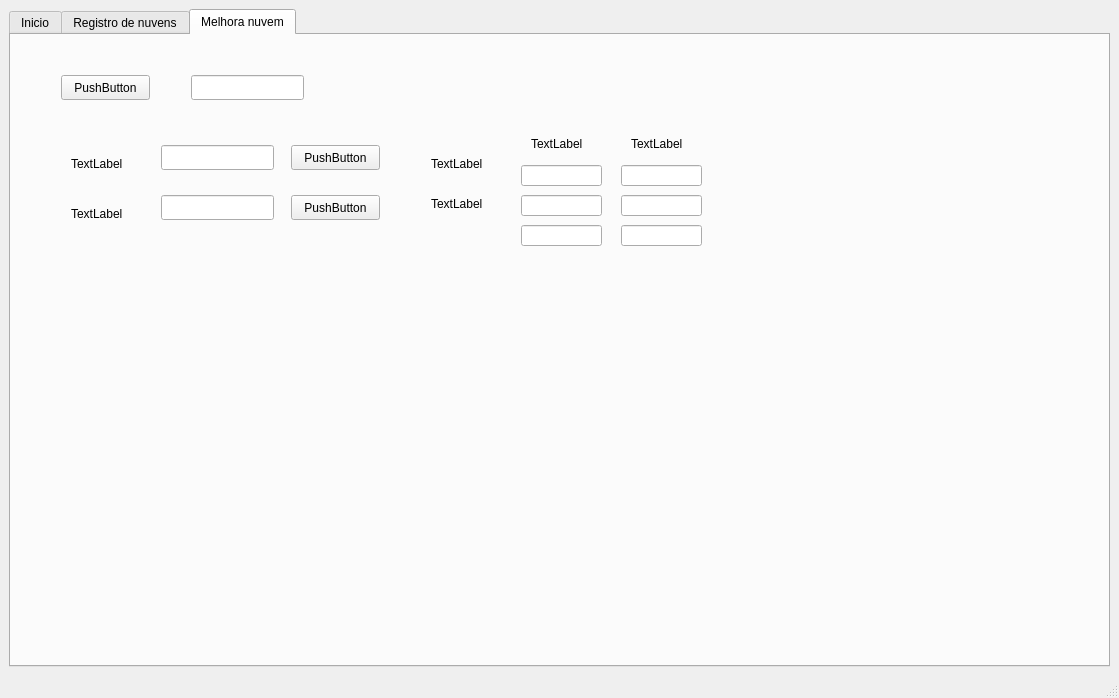
Before: the Qt Designer form handset_gui/ui/main_window.ui in viniciusvidal2/Cameras_GRIn, drawn with Qt 5.
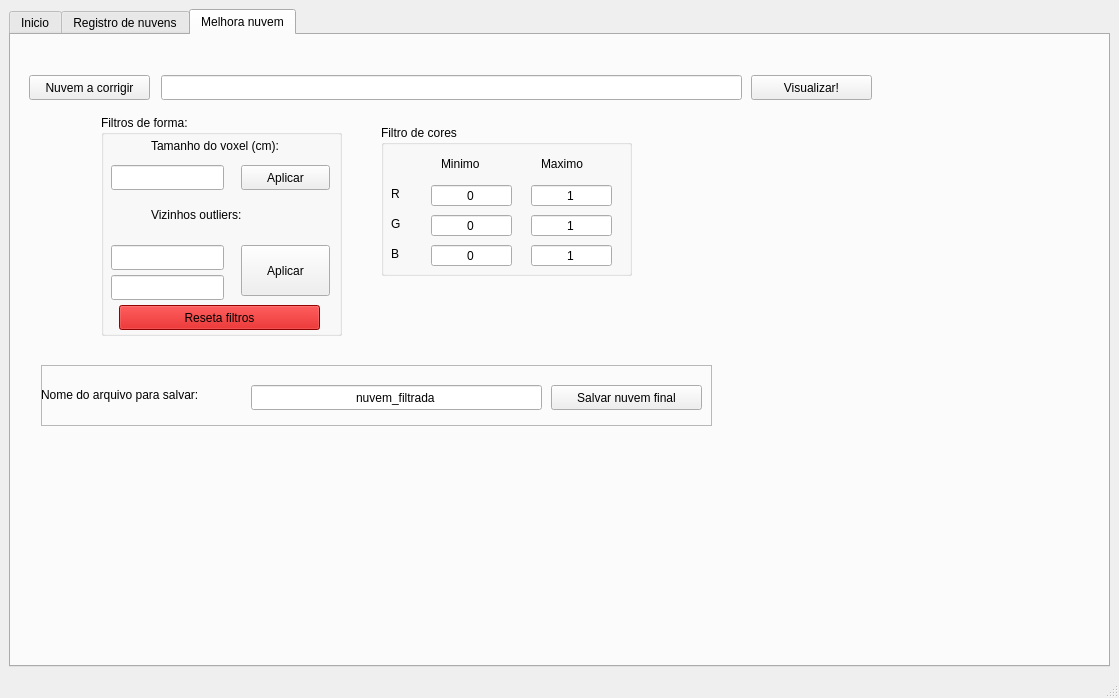
After: the same form once the commit is applied. The open tabs and pages were chosen to show the change. Icons and pictures are not drawn.

What changed in the file:
```diff
--- a/handset_gui/ui/main_window.ui
+++ b/handset_gui/ui/main_window.ui
@@ -806,209 +806,841 @@
        <widget class="QPushButton" name="pushButton">
         <property name="geometry">
          <rect>
-          <x>50</x>
+          <x>18</x>
           <y>40</y>
-          <width>89</width>
+          <width>121</width>
           <height>25</height>
          </rect>
         </property>
         <property name="text">
-         <string>PushButton</string>
+         <string>Nuvem a corrigir</string>
         </property>
        </widget>
        <widget class="QLineEdit" name="lineEdit">
         <property name="geometry">
          <rect>
-          <x>180</x>
+          <x>150</x>
           <y>40</y>
-          <width>113</width>
+          <width>581</width>
           <height>25</height>
          </rect>
         </property>
        </widget>
-       <widget class="QLabel" name="label_7">
-        <property name="geometry">
-         <rect>
-          <x>60</x>
-          <y>120</y>
-          <width>67</width>
-          <height>17</height>
-         </rect>
+       <widget class="QGroupBox" name="groupBox_cores">
+        <property name="enabled">
+         <bool>true</bool>
         </property>
-        <property name="text">
-         <string>TextLabel</string>
-        </property>
-       </widget>
-       <widget class="QLineEdit" name="lineEdit_2">
         <property name="geometry">
          <rect>
-          <x>150</x>
-          <y>110</y>
-          <width>113</width>
-          <height>25</height>
+          <x>370</x>
+          <y>90</y>
+          <width>251</width>
+          <height>151</height>
          </rect>
         </property>
-       </widget>
-       <widget class="QPushButton" name="pushButton_2">
-        <property name="geometry">
-         <rect>
-          <x>280</x>
-          <y>110</y>
-          <width>89</width>
-          <height>25</height>
-         </rect>
+        <property name="title">
+         <string>Filtro de cores</string>
         </property>
-        <property name="text">
-         <string>PushButton</string>
-        </property>
+        <widget class="QLineEdit" name="lineEdit_rmax">
+         <property name="geometry">
+          <rect>
+           <x>150</x>
+           <y>60</y>
+           <width>81</width>
+           <height>21</height>
+          </rect>
+         </property>
+         <property name="text">
+          <string>1</string>
+         </property>
+         <property name="alignment">
+          <set>Qt::AlignCenter</set>
+         </property>
+        </widget>
+        <widget class="QLabel" name="label_13">
+         <property name="geometry">
+          <rect>
+           <x>10</x>
+           <y>90</y>
+           <width>16</width>
+           <height>17</height>
+          </rect>
+         </property>
+         <property name="text">
+          <string>G</string>
+         </property>
+        </widget>
+        <widget class="QLineEdit" name="lineEdit_bmax">
+         <property name="geometry">
+          <rect>
+           <x>150</x>
+           <y>120</y>
+           <width>81</width>
+           <height>21</height>
+          </rect>
+         </property>
+         <property name="text">
+          <string>1</string>
+         </property>
+         <property name="alignment">
+          <set>Qt::AlignCenter</set>
+         </property>
+        </widget>
+        <widget class="QLabel" name="label_11">
+         <property name="geometry">
+          <rect>
+           <x>10</x>
+           <y>60</y>
+           <width>16</width>
+           <height>17</height>
+          </rect>
+         </property>
+         <property name="text">
+          <string>R</string>
+         </property>
+        </widget>
+        <widget class="QLineEdit" name="lineEdit_gmin">
+         <property name="geometry">
+          <rect>
+           <x>50</x>
+           <y>90</y>
+           <width>81</width>
+           <height>21</height>
+          </rect>
+         </property>
+         <property name="text">
+          <string>0</string>
+         </property>
+         <property name="alignment">
+          <set>Qt::AlignCenter</set>
+         </property>
+        </widget>
+        <widget class="QLabel" name="label_9">
+         <property name="geometry">
+          <rect>
+           <x>60</x>
+           <y>30</y>
+           <width>67</width>
+           <height>17</height>
+          </rect>
+         </property>
+         <property name="text">
+          <string>Minimo</string>
+         </property>
+        </widget>
+        <widget class="QLineEdit" name="lineEdit_rmin">
+         <property name="geometry">
+          <rect>
+           <x>50</x>
+           <y>60</y>
+           <width>81</width>
+           <height>21</height>
+          </rect>
+         </property>
+         <property name="text">
+          <string>0</string>
+         </property>
+         <property name="alignment">
+          <set>Qt::AlignCenter</set>
+         </property>
+        </widget>
+        <widget class="QLineEdit" name="lineEdit_gmax">
+         <property name="geometry">
+          <rect>
+           <x>150</x>
+           <y>90</y>
+           <width>81</width>
+           <height>21</height>
+          </rect>
+         </property>
+         <property name="text">
+          <string>1</string>
+         </property>
+         <property name="alignment">
+          <set>Qt::AlignCenter</set>
+         </property>
+        </widget>
+        <widget class="QLabel" name="label_10">
+         <property name="geometry">
+          <rect>
+           <x>160</x>
+           <y>30</y>
+           <width>67</width>
+           <height>17</height>
+          </rect>
+         </property>
+         <property name="text">
+          <string>Maximo</string>
+         </property>
+        </widget>
+        <widget class="QLineEdit" name="lineEdit_bmin">
+         <property name="geometry">
+          <rect>
+           <x>50</x>
+           <y>120</y>
+           <width>81</width>
+           <height>21</height>
+          </rect>
+         </property>
+         <property name="text">
+          <string>0</string>
+         </property>
+         <property name="alignment">
+          <set>Qt::AlignCenter</set>
+         </property>
+        </widget>
+        <widget class="QLabel" name="label_14">
+         <property name="geometry">
+          <rect>
+           <x>10</x>
+           <y>120</y>
+           <width>16</width>
+           <height>17</height>
+          </rect>
+         </property>
+         <property name="text">
+          <string>B</string>
+         </property>
+        </widget>
        </widget>
        <widget class="QPushButton" name="pushButton_3">
         <property name="geometry">
          <rect>
-          <x>280</x>
-          <y>160</y>
-          <width>89</width>
+          <x>740</x>
+          <y>40</y>
+          <width>121</width>
           <height>25</height>
          </rect>
         </property>
         <property name="text">
-         <string>PushButton</string>
+         <string>Visualizar!</string>
         </property>
        </widget>
-       <widget class="QLineEdit" name="lineEdit_3">
-        <property name="geometry">
-         <rect>
-          <x>150</x>
-          <y>160</y>
-          <width>113</width>
-          <height>25</height>
-         </rect>
+       <widget class="QGroupBox" name="groupBox_filtrosforma">
+        <property name="enabled">
+         <bool>true</bool>
         </property>
-       </widget>
-       <widget class="QLabel" name="label_8">
         <property name="geometry">
          <rect>
-          <x>60</x>
-          <y>170</y>
-          <width>67</width>
-          <height>17</height>
+          <x>90</x>
+          <y>80</y>
+          <width>241</width>
+          <height>221</height>
          </rect>
         </property>
-        <property name="text">
-         <string>TextLabel</string>
+        <property name="title">
+         <string>Filtros de forma:</string>
         </property>
+        <widget class="QPushButton" name="pushButton_outliers">
+         <property name="enabled">
+          <bool>true</bool>
+         </property>
+         <property name="geometry">
+          <rect>
+           <x>140</x>
+           <y>130</y>
+           <width>89</width>
+           <height>51</height>
+          </rect>
+         </property>
+         <property name="text">
+          <string>Aplicar</string>
+         </property>
+        </widget>
+        <widget class="QLabel" name="label_7">
+         <property name="enabled">
+          <bool>true</bool>
+         </property>
+         <property name="geometry">
+          <rect>
+           <x>50</x>
+           <y>20</y>
+           <width>171</width>
+           <height>21</height>
+          </rect>
+         </property>
+         <property name="text">
+          <string>Tamanho do voxel (cm):</string>
+         </property>
+        </widget>
+        <widget class="QLabel" name="label_8">
+         <property name="enabled">
+          <bool>true</bool>
+         </property>
+         <property name="geometry">
+          <rect>
+           <x>50</x>
+           <y>90</y>
+           <width>131</width>
+           <height>20</height>
+          </rect>
+         </property>
+         <property name="text">
+          <string>Vizinhos outliers:</string>
+         </property>
+        </widget>
+        <widget class="QPushButton" name="pushButton_voxel">
+         <property name="enabled">
+          <bool>true</bool>
+         </property>
+         <property name="geometry">
+          <rect>
+           <x>140</x>
+           <y>50</y>
+           <width>89</width>
+           <height>25</height>
+          </rect>
+         </property>
+         <property name="text">
+          <string>Aplicar</string>
+         </property>
+        </widget>
+        <widget class="QLineEdit" name="lineEdit_voxel">
+         <property name="enabled">
+          <bool>true</bool>
+         </property>
+         <property name="geometry">
+          <rect>
+           <x>10</x>
+           <y>50</y>
+           <width>113</width>
+           <height>25</height>
+          </rect>
+         </property>
+         <property name="alignment">
+          <set>Qt::AlignCenter</set>
+         </property>
+        </widget>
+        <widget class="QLineEdit" name="lineEdit_outliersmean">
+         <property name="enabled">
+          <bool>true</bool>
+         </property>
+         <property name="geometry">
+          <rect>
+           <x>10</x>
+           <y>130</y>
+           <width>113</width>
+           <height>25</height>
+          </rect>
+         </property>
+         <property name="alignment">
+          <set>Qt::AlignCenter</set>
+         </property>
+        </widget>
+        <widget class="QLineEdit" name="lineEdit_outliersstd">
+         <property name="enabled">
+          <bool>true</bool>
+         </property>
+         <property name="geometry">
+          <rect>
+           <x>10</x>
+           <y>160</y>
+           <width>113</width>
+           <height>25</height>
+          </rect>
+         </property>
+         <property name="alignment">
+          <set>Qt::AlignCenter</set>
+         </property>
+        </widget>
+        <widget class="QPushButton" name="pushButton_resetafiltro">
+         <property name="geometry">
+          <rect>
+           <x>18</x>
+           <y>190</y>
+           <width>201</width>
+           <height>25</height>
+          </rect>
+         </property>
+         <property name="palette">
+          <palette>
+           <active>
+            <colorrole role="WindowText">
+             <brush brushstyle="SolidPattern">
+              <color alpha="255">
+               <red>0</red>
+               <green>0</green>
+               <blue>0</blue>
+              </color>
+             </brush>
+            </colorrole>
+            <colorrole role="Button">
+             <brush brushstyle="SolidPattern">
+              <color alpha="255">
+               <red>204</red>
+               <green>0</green>
+               <blue>0</blue>
+              </color>
+             </brush>
+            </colorrole>
+            <colorrole role="Light">
+             <brush brushstyle="SolidPattern">
+              <color alpha="255">
+               <red>255</red>
+               <green>51</green>
+               <blue>51</blue>
+              </color>
+             </brush>
+            </colorrole>
+            <colorrole role="Midlight">
+             <brush brushstyle="SolidPattern">
+              <color alpha="255">
+               <red>229</red>
+               <green>25</green>
+               <blue>25</blue>
+              </color>
+             </brush>
+            </colorrole>
+            <colorrole role="Dark">
+             <brush brushstyle="SolidPattern">
+              <color alpha="255">
+               <red>102</red>
+               <green>0</green>
+               <blue>0</blue>
+              </color>
+             </brush>
+            </colorrole>
+            <colorrole role="Mid">
+             <brush brushstyle="SolidPattern">
+              <color alpha="255">
+               <red>136</red>
+               <green>0</green>
+               <blue>0</blue>
+              </color>
+             </brush>
+            </colorrole>
+            <colorrole role="Text">
+             <brush brushstyle="SolidPattern">
+              <color alpha="255">
+               <red>0</red>
+               <green>0</green>
+               <blue>0</blue>
+              </color>
+             </brush>
+            </colorrole>
+            <colorrole role="BrightText">
+             <brush brushstyle="SolidPattern">
+              <color alpha="255">
+               <red>255</red>
+               <green>255</green>
+               <blue>255</blue>
+              </color>
+             </brush>
+            </colorrole>
+            <colorrole role="ButtonText">
+             <brush brushstyle="SolidPattern">
+              <color alpha="255">
+               <red>0</red>
+               <green>0</green>
+               <blue>0</blue>
+              </color>
+             </brush>
+            </colorrole>
+            <colorrole role="Base">
+             <brush brushstyle="SolidPattern">
+              <color alpha="255">
+               <red>255</red>
+               <green>255</green>
+               <blue>255</blue>
+              </color>
+             </brush>
+            </colorrole>
+            <colorrole role="Window">
+             <brush brushstyle="SolidPattern">
+              <color alpha="255">
+               <red>204</red>
+               <green>0</green>
+               <blue>0</blue>
+              </color>
+             </brush>
+            </colorrole>
+            <colorrole role="Shadow">
+             <brush brushstyle="SolidPattern">
+              <color alpha="255">
+               <red>0</red>
+               <green>0</green>
+               <blue>0</blue>
+              </color>
+             </brush>
+            </colorrole>
+            <colorrole role="AlternateBase">
+             <brush brushstyle="SolidPattern">
+              <color alpha="255">
+               <red>229</red>
+               <green>127</green>
+               <blue>127</blue>
+              </color>
+             </brush>
+            </colorrole>
+            <colorrole role="ToolTipBase">
+             <brush brushstyle="SolidPattern">
+              <color alpha="255">
+               <red>255</red>
+               <green>255</green>
+               <blue>220</blue>
+              </color>
+             </brush>
+            </colorrole>
+            <colorrole role="ToolTipText">
+             <brush brushstyle="SolidPattern">
+              <color alpha="255">
+               <red>0</red>
+               <green>0</green>
+               <blue>0</blue>
+              </color>
+             </brush>
+            </colorrole>
+           </active>
+           <inactive>
+            <colorrole role="WindowText">
+             <brush brushstyle="SolidPattern">
+              <color alpha="255">
+               <red>0</red>
+               <green>0</green>
+               <blue>0</blue>
+              </color>
+             </brush>
+            </colorrole>
+            <colorrole role="Button">
+             <brush brushstyle="SolidPattern">
+              <color alpha="255">
+               <red>204</red>
+               <green>0</green>
+               <blue>0</blue>
+              </color>
+             </brush>
+            </colorrole>
+            <colorrole role="Light">
+             <brush brushstyle="SolidPattern">
+              <color alpha="255">
+               <red>255</red>
+               <green>51</green>
+               <blue>51</blue>
+              </color>
+             </brush>
+            </colorrole>
+            <colorrole role="Midlight">
+             <brush brushstyle="SolidPattern">
+              <color alpha="255">
+               <red>229</red>
+               <green>25</green>
+               <blue>25</blue>
+              </color>
+             </brush>
+            </colorrole>
+            <colorrole role="Dark">
+             <brush brushstyle="SolidPattern">
+              <color alpha="255">
+               <red>102</red>
+               <green>0</green>
+               <blue>0</blue>
+              </color>
+             </brush>
+            </colorrole>
+            <colorrole role="Mid">
+             <brush brushstyle="SolidPattern">
+              <color alpha="255">
+               <red>136</red>
+               <green>0</green>
+               <blue>0</blue>
+              </color>
+             </brush>
+            </colorrole>
+            <colorrole role="Text">
+             <brush brushstyle="SolidPattern">
+              <color alpha="255">
+               <red>0</red>
+               <green>0</green>
+               <blue>0</blue>
+              </color>
+             </brush>
+            </colorrole>
+            <colorrole role="BrightText">
+             <brush brushstyle="SolidPattern">
+              <color alpha="255">
+               <red>255</red>
+               <green>255</green>
+               <blue>255</blue>
+              </color>
+             </brush>
+            </colorrole>
+            <colorrole role="ButtonText">
+             <brush brushstyle="SolidPattern">
+              <color alpha="255">
+               <red>0</red>
+               <green>0</green>
+               <blue>0</blue>
+              </color>
+             </brush>
+            </colorrole>
+            <colorrole role="Base">
+             <brush brushstyle="SolidPattern">
+              <color alpha="255">
+               <red>255</red>
+               <green>255</green>
+               <blue>255</blue>
+              </color>
+             </brush>
+            </colorrole>
+            <colorrole role="Window">
+             <brush brushstyle="SolidPattern">
+              <color alpha="255">
+               <red>204</red>
+               <green>0</green>
+               <blue>0</blue>
+              </color>
+             </brush>
+            </colorrole>
+            <colorrole role="Shadow">
+             <brush brushstyle="SolidPattern">
+              <color alpha="255">
+               <red>0</red>
+               <green>0</green>
+               <blue>0</blue>
+              </color>
+             </brush>
+            </colorrole>
+            <colorrole role="AlternateBase">
+             <brush brushstyle="SolidPattern">
+              <color alpha="255">
+               <red>229</red>
+               <green>127</green>
+               <blue>127</blue>
+              </color>
+             </brush>
+            </colorrole>
+            <colorrole role="ToolTipBase">
+             <brush brushstyle="SolidPattern">
+              <color alpha="255">
+               <red>255</red>
+               <green>255</green>
+               <blue>220</blue>
+              </color>
+             </brush>
+            </colorrole>
+            <colorrole role="ToolTipText">
+             <brush brushstyle="SolidPattern">
+              <color alpha="255">
+               <red>0</red>
+               <green>0</green>
+               <blue>0</blue>
+              </color>
+             </brush>
+            </colorrole>
+           </inactive>
+           <disabled>
+            <colorrole role="WindowText">
+             <brush brushstyle="SolidPattern">
+              <color alpha="255">
+               <red>102</red>
+               <green>0</green>
+               <blue>0</blue>
+              </color>
+             </brush>
+            </colorrole>
+            <colorrole role="Button">
+             <brush brushstyle="SolidPattern">
+              <color alpha="255">
+               <red>204</red>
+               <green>0</green>
+               <blue>0</blue>
+              </color>
+             </brush>
+            </colorrole>
+            <colorrole role="Light">
+             <brush brushstyle="SolidPattern">
+              <color alpha="255">
+               <red>255</red>
+               <green>51</green>
+               <blue>51</blue>
+              </color>
+             </brush>
+            </colorrole>
+            <colorrole role="Midlight">
+             <brush brushstyle="SolidPattern">
+              <color alpha="255">
+               <red>229</red>
+               <green>25</green>
+               <blue>25</blue>
+              </color>
+             </brush>
+            </colorrole>
+            <colorrole role="Dark">
+             <brush brushstyle="SolidPattern">
+              <color alpha="255">
+               <red>102</red>
+               <green>0</green>
+               <blue>0</blue>
+              </color>
+             </brush>
+            </colorrole>
+            <colorrole role="Mid">
+             <brush brushstyle="SolidPattern">
+              <color alpha="255">
+               <red>136</red>
+               <green>0</green>
+               <blue>0</blue>
+              </color>
+             </brush>
+            </colorrole>
+            <colorrole role="Text">
+             <brush brushstyle="SolidPattern">
+              <color alpha="255">
+               <red>102</red>
+               <green>0</green>
+               <blue>0</blue>
+              </color>
+             </brush>
+            </colorrole>
+            <colorrole role="BrightText">
+             <brush brushstyle="SolidPattern">
+              <color alpha="255">
+               <red>255</red>
+               <green>255</green>
+               <blue>255</blue>
+              </color>
+             </brush>
+            </colorrole>
+            <colorrole role="ButtonText">
+             <brush brushstyle="SolidPattern">
+              <color alpha="255">
+               <red>102</red>
+               <green>0</green>
+               <blue>0</blue>
+              </color>
+             </brush>
+            </colorrole>
+            <colorrole role="Base">
+             <brush brushstyle="SolidPattern">
+              <color alpha="255">
+               <red>204</red>
+               <green>0</green>
+               <blue>0</blue>
+              </color>
+             </brush>
+            </colorrole>
+            <colorrole role="Window">
+             <brush brushstyle="SolidPattern">
+              <color alpha="255">
+               <red>204</red>
+               <green>0</green>
+               <blue>0</blue>
+              </color>
+             </brush>
+            </colorrole>
+            <colorrole role="Shadow">
+             <brush brushstyle="SolidPattern">
+              <color alpha="255">
+               <red>0</red>
+               <green>0</green>
+               <blue>0</blue>
+              </color>
+             </brush>
+            </colorrole>
+            <colorrole role="AlternateBase">
+             <brush brushstyle="SolidPattern">
+              <color alpha="255">
+               <red>204</red>
+               <green>0</green>
+               <blue>0</blue>
+              </color>
+             </brush>
+            </colorrole>
+            <colorrole role="ToolTipBase">
+             <brush brushstyle="SolidPattern">
+              <color alpha="255">
+               <red>255</red>
+               <green>255</green>
+               <blue>220</blue>
+              </color>
+             </brush>
+            </colorrole>
+            <colorrole role="ToolTipText">
+             <brush brushstyle="SolidPattern">
+              <color alpha="255">
+               <red>0</red>
+               <green>0</green>
+               <blue>0</blue>
+              </color>
+             </brush>
+            </colorrole>
+           </disabled>
+          </palette>
+         </property>
+         <property name="text">
+          <string>Reseta filtros</string>
+         </property>
+        </widget>
        </widget>
-       <widget class="QLabel" name="label_9">
-        <property name="geometry">
-         <rect>
-          <x>520</x>
-          <y>100</y>
-          <width>67</width>
-          <height>17</height>
-         </rect>
+       <widget class="QFrame" name="frame_salvar">
+        <property name="enabled">
+         <bool>true</bool>
         </property>
-        <property name="text">
-         <string>TextLabel</string>
-        </property>
-       </widget>
-       <widget class="QLabel" name="label_10">
         <property name="geometry">
          <rect>
-          <x>620</x>
-          <y>100</y>
-          <width>67</width>
-          <height>17</height>
+          <x>30</x>
+          <y>330</y>
+          <width>671</width>
+          <height>61</height>
          </rect>
         </property>
-        <property name="text">
-         <string>TextLabel</string>
+        <property name="frameShape">
+         <enum>QFrame::StyledPanel</enum>
         </property>
-       </widget>
-       <widget class="QLabel" name="label_11">
-        <property name="geometry">
-         <rect>
-          <x>420</x>
-          <y>120</y>
-          <width>67</width>
-          <height>17</height>
-         </rect>
+        <property name="frameShadow">
+         <enum>QFrame::Raised</enum>
         </property>
-        <property name="text">
-         <string>TextLabel</string>
-        </property>
-       </widget>
-       <widget class="QLabel" name="label_13">
-        <property name="geometry">
-         <rect>
-          <x>420</x>
-          <y>160</y>
-          <width>67</width>
-          <height>17</height>
-         </rect>
-        </property>
-        <property name="text">
-         <string>TextLabel</string>
-        </property>
-       </widget>
-       <widget class="QLineEdit" name="lineEdit_4">
-        <property name="geometry">
-         <rect>
-          <x>510</x>
-          <y>130</y>
-          <width>81</width>
-          <height>21</height>
-         </rect>
-        </property>
-       </widget>
-       <widget class="QLineEdit" name="lineEdit_5">
-        <property name="geometry">
-         <rect>
-          <x>610</x>
-          <y>130</y>
-          <width>81</width>
-          <height>21</height>
-         </rect>
-        </property>
-       </widget>
-       <widget class="QLineEdit" name="lineEdit_6">
-        <property name="geometry">
-         <rect>
-          <x>510</x>
-          <y>160</y>
-          <width>81</width>
-          <height>21</height>
-         </rect>
-        </property>
-       </widget>
-       <widget class="QLineEdit" name="lineEdit_7">
-        <property name="geometry">
-         <rect>
-          <x>610</x>
-          <y>160</y>
-          <width>81</width>
-          <height>21</height>
-         </rect>
-        </property>
-       </widget>
-       <widget class="QLineEdit" name="lineEdit_8">
-        <property name="geometry">
-         <rect>
-          <x>510</x>
-          <y>190</y>
-          <width>81</width>
-          <height>21</height>
-         </rect>
-        </property>
-       </widget>
-       <widget class="QLineEdit" name="lineEdit_9">
-        <property name="geometry">
-         <rect>
-          <x>610</x>
-          <y>190</y>
-          <width>81</width>
-          <height>21</height>
-         </rect>
-        </property>
+        <widget class="QPushButton" name="pushButton_salvarnuvemfiltrada">
+         <property name="enabled">
+          <bool>true</bool>
+         </property>
+         <property name="geometry">
+          <rect>
+           <x>510</x>
+           <y>20</y>
+           <width>151</width>
+           <height>25</height>
+          </rect>
+         </property>
+         <property name="text">
+          <string>Salvar nuvem final</string>
+         </property>
+        </widget>
+        <widget class="QLineEdit" name="lineEdit_nuvemfiltradasalvar">
+         <property name="enabled">
+          <bool>true</bool>
+         </property>
+         <property name="geometry">
+          <rect>
+           <x>210</x>
+           <y>20</y>
+           <width>291</width>
+           <height>25</height>
+          </rect>
+         </property>
+         <property name="text">
+          <string>nuvem_filtrada</string>
+         </property>
+         <property name="alignment">
+          <set>Qt::AlignCenter</set>
+         </property>
+        </widget>
+        <widget class="QLabel" name="label_15">
+         <property name="enabled">
+          <bool>true</bool>
+         </property>
+         <property name="geometry">
+          <rect>
+           <x>0</x>
+           <y>20</y>
+           <width>201</width>
+           <height>20</height>
+          </rect>
+         </property>
+         <property name="text">
+          <string>Nome do arquivo para salvar:</string>
+         </property>
+        </widget>
        </widget>
       </widget>
      </widget>
```
Left out of the diff: 97 changed lines with no effect on the pictures.
